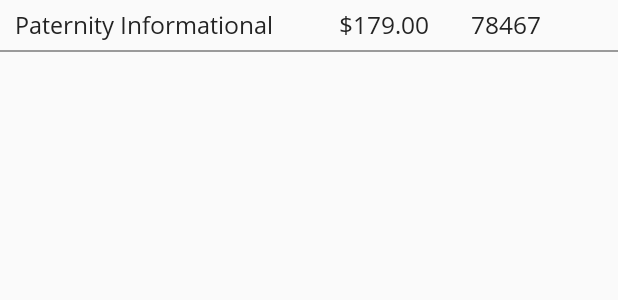
After one commit to MHarisU/MedService, an Android app: the layout panel_lab_row.xml on its own in the app's theme, with its tools: preview values and no code run, on a phone screen of 412 x 824 dp. The commit adds this screen. Shown: the top 300 px of the screen. Run offline under Robolectric (Android 15) with nearby library versions, the phone set to English and light mode, and no system bars.

Commit message:
5:15 PM 23rd Fab 2021

```diff
--- a/app/src/main/AndroidManifest.xml
+++ b/app/src/main/AndroidManifest.xml
@@ -76,6 +76,7 @@
         <activity android:name=".DoctorMainActivity" />
         <activity android:name=".PatientMainActivity" />
         <activity android:name=".LoginActivity" />
+
         <activity android:name=".SplashActivity">
 
             <intent-filter>
@@ -85,6 +86,7 @@
             </intent-filter>
 
         </activity>
+
         <activity android:name=".MainActivity" />
 
         <service
--- /dev/null
+++ b/app/src/main/res/layout/panel_lab_row.xml
@@ -0,0 +1,71 @@
+<?xml version="1.0" encoding="utf-8"?>
+<LinearLayout
+
+    xmlns:android="http://schemas.android.com/apk/res/android"
+
+    xmlns:app="http://schemas.android.com/apk/res-auto"
+    android:layout_width="match_parent"
+    android:layout_height="wrap_content"
+    android:orientation="vertical">
+
+    <LinearLayout
+        android:layout_width="match_parent"
+        android:layout_height="wrap_content"
+        android:orientation="horizontal">
+
+        <TextView
+
+
+            android:id="@+id/labName"
+            android:layout_width="match_parent"
+            android:layout_height="wrap_content"
+            android:layout_marginStart="10dp"
+            android:layout_marginTop="5dp"
+            android:layout_weight="1"
+            android:fontFamily="@font/open_sans_regular"
+            android:gravity="start"
+            android:text="Paternity Informational"
+            android:textColor="@color/Gray"
+            android:textSize="16sp"
+            android:textStyle="" />
+
+        <TextView
+
+            android:id="@+id/labPrice"
+            android:layout_width="match_parent"
+            android:layout_height="wrap_content"
+            android:layout_marginStart="10dp"
+            android:layout_marginTop="5dp"
+            android:layout_weight="1.6"
+            android:fontFamily="@font/open_sans_regular"
+            android:gravity="start"
+            android:text="$179.00"
+            android:textColor="@color/Gray"
+            android:textSize="16sp"
+            android:textStyle="" />
+
+        <TextView
+
+            android:id="@+id/labCpt"
+            android:layout_width="match_parent"
+            android:layout_height="wrap_content"
+            android:layout_marginStart="0dp"
+            android:layout_marginTop="5dp"
+            android:layout_weight="1.6"
+            android:fontFamily="@font/open_sans_regular"
+            android:gravity="start"
+            android:text="78467"
+            android:textColor="@color/Gray"
+            android:textSize="16sp"
+            android:textStyle="" />
+
+
+    </LinearLayout>
+
+    <LinearLayout
+        android:layout_width="match_parent"
+        android:layout_height="1dp"
+        android:layout_marginTop="5dp"
+        android:background="@color/gray50" />
+
+</LinearLayout>
```
Also changed, not shown: app/src/main/java/com/med/medservice/LabDetailActivity.java (+86 -6 lines), app/src/main/java/com/med/medservice/Models/PanelLabs/PanelLabsAdapter.java (added, +111 -0 lines), app/src/main/java/com/med/medservice/Models/PanelLabs/PanelLabsList.java (added, +39 -0 lines).
